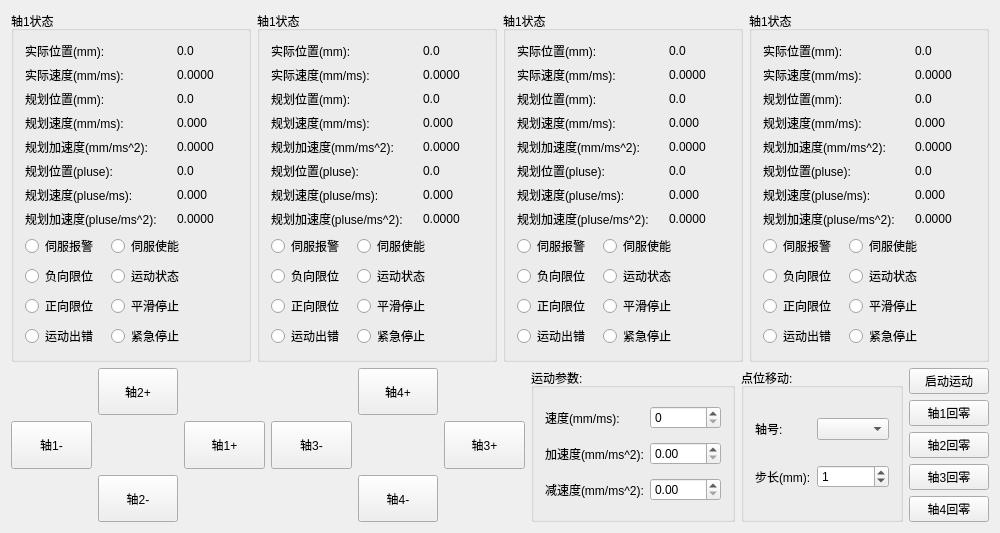
whisper512/GTS, file GTSSimpleController/Widget/MasterControlWidget.ui: the form before one commit.
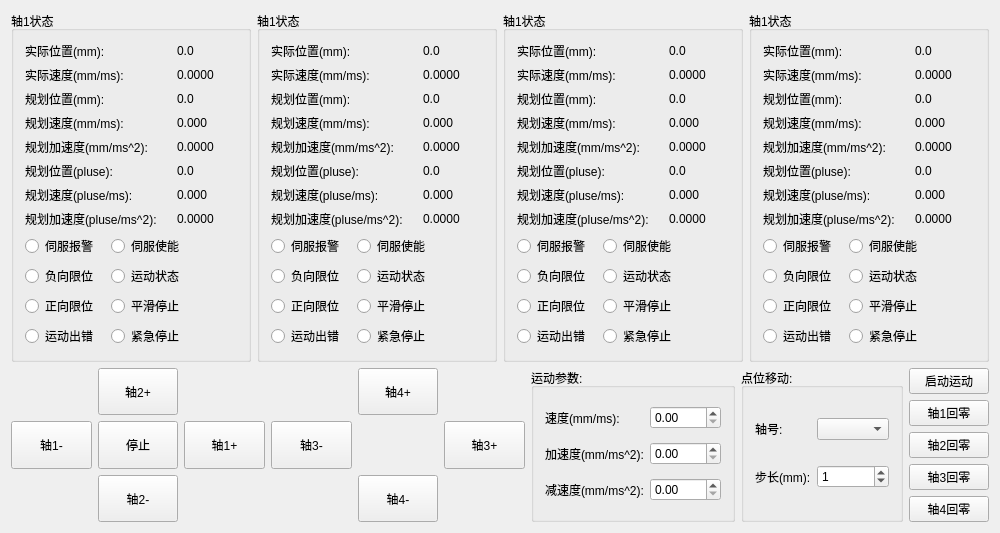
The form after the commit.

Commit message: 添加停止

Patch:
```diff
--- a/GTSSimpleController/Widget/MasterControlWidget.ui
+++ b/GTSSimpleController/Widget/MasterControlWidget.ui
@@ -837,6 +837,19 @@
          </property>
         </widget>
        </item>
+       <item row="1" column="1">
+        <widget class="QToolButton" name="toolButton_Stop">
+         <property name="sizePolicy">
+          <sizepolicy hsizetype="Expanding" vsizetype="Expanding">
+           <horstretch>0</horstretch>
+           <verstretch>0</verstretch>
+          </sizepolicy>
+         </property>
+         <property name="text">
+          <string>停止</string>
+         </property>
+        </widget>
+       </item>
       </layout>
      </item>
      <item>
@@ -881,11 +894,7 @@
          </widget>
         </item>
         <item row="0" column="1">
-         <widget class="QSpinBox" name="spinBox_MotionVel">
-          <property name="maximum">
-           <number>5000</number>
-          </property>
-         </widget>
+         <widget class="QDoubleSpinBox" name="doubleSpinBox_Vel"/>
         </item>
        </layout>
       </widget>
```
The commit also changes 3 other files.
